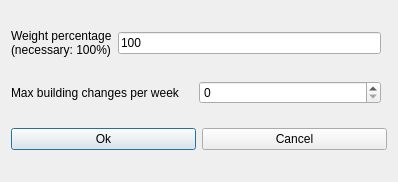
First picture: the form in fet/src/interface/modifyconstraintteachersmaxbuildingchangesperweekform_template.ui, repository vonmecheln/fet, before the edit.
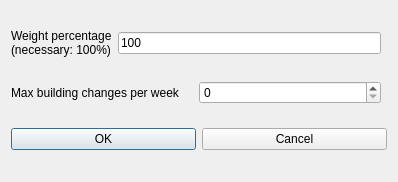
Second picture: the form after the edit.

Diff of the .ui file:
```diff
--- a/fet/src/interface/modifyconstraintteachersmaxbuildingchangesperweekform_template.ui
+++ b/fet/src/interface/modifyconstraintteachersmaxbuildingchangesperweekform_template.ui
@@ -47,7 +47,7 @@
      <item>
       <widget class="QPushButton" name="okPushButton">
        <property name="text">
-        <string>Ok</string>
+        <string>OK</string>
        </property>
       </widget>
      </item>
```
